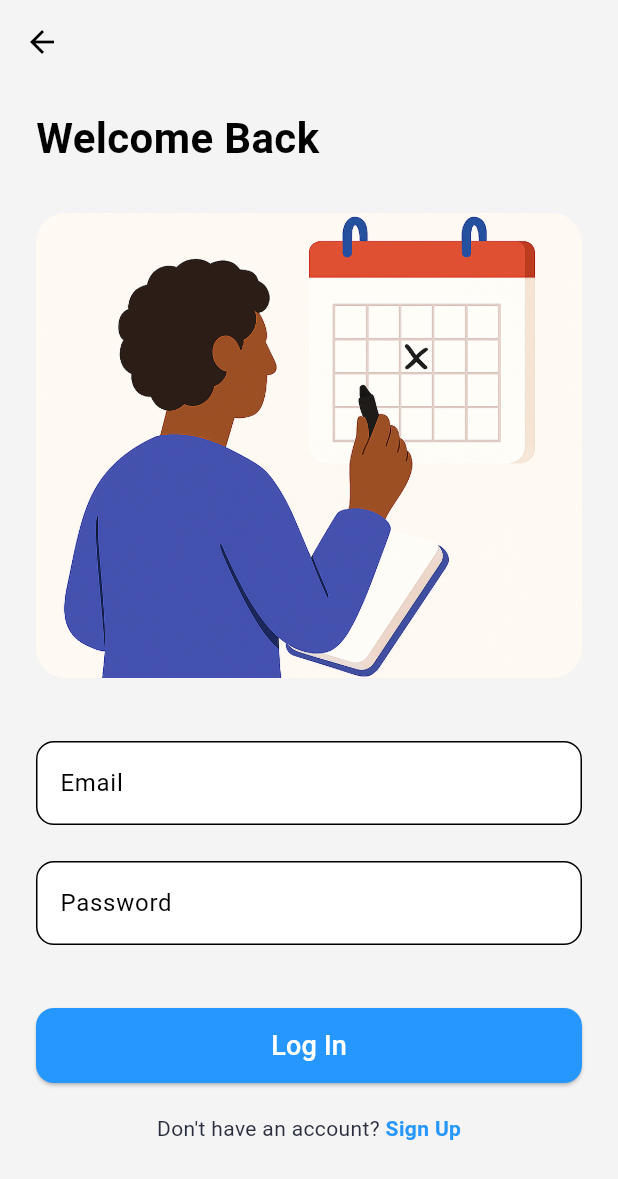
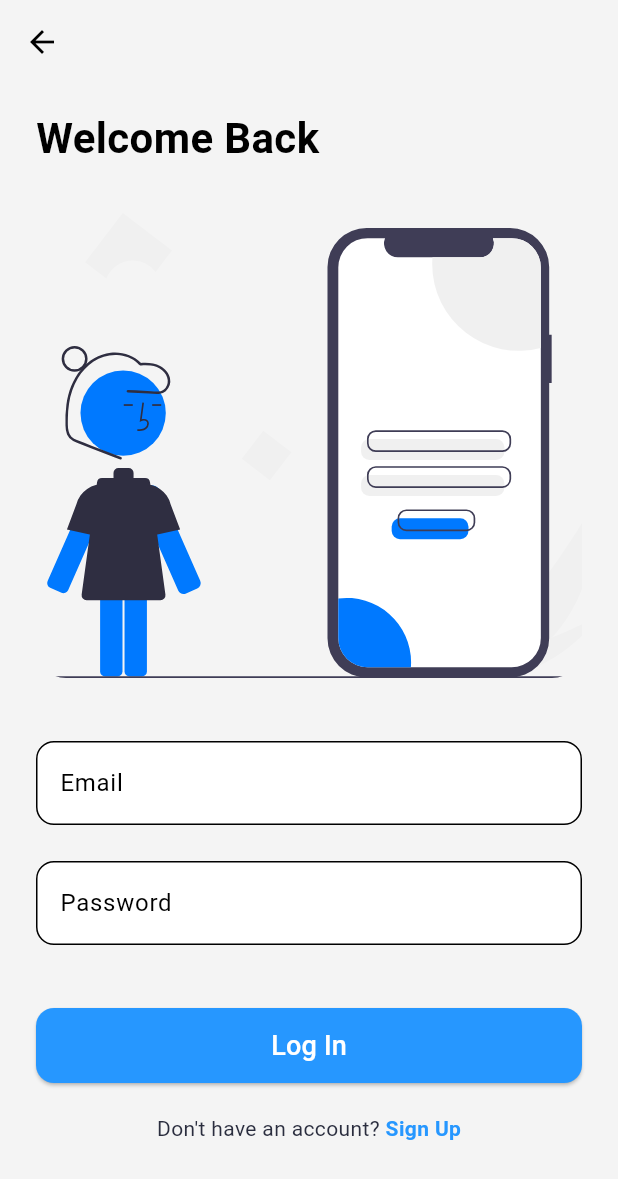
Before and after one commit to AhmadSerhall/Calendo, a Flutter app: the screen it shows after launch, after a tap on "Log in", on a phone screen of 412 x 824 dp. Shown: the top 1179 px of the screen. Run offline on Flutter 3.47's test engine with Material 3 defaults, Android fonts, the light colour scheme and no system bars; our stand-ins replace flutter_riverpod, flutter_svg, sizer, sqflite_common_ffi, toastification; missing offline and left inert: flexify; accounts and stored records are empty.

Commit message:
added svg and fixed ndk warning

```diff
--- a/lib/features/auth/presentation/pages/login_screen.dart
+++ b/lib/features/auth/presentation/pages/login_screen.dart
@@ -1,4 +1,5 @@
 import 'package:flutter/material.dart';
+import 'package:flutter_svg/flutter_svg.dart'; // ✅ Import this to use SVGs
 import 'signup_screen.dart';
 
 class LoginScreen extends StatefulWidget {
@@ -41,9 +42,7 @@ class _LoginScreenState extends State<LoginScreen>
           labelText: label,
           filled: true,
           fillColor: Colors.white,
-          border: OutlineInputBorder(
-            borderRadius: BorderRadius.circular(12),
-          ),
+          border: OutlineInputBorder(borderRadius: BorderRadius.circular(12)),
           focusedBorder: OutlineInputBorder(
             borderSide: const BorderSide(color: Color(0xFF2697FF), width: 2),
             borderRadius: BorderRadius.circular(12),
@@ -90,27 +89,36 @@ class _LoginScreenState extends State<LoginScreen>
                     ),
                   ),
                   const SizedBox(height: 30),
+
+                  // ✅ SVG Image
                   Container(
                     decoration: BoxDecoration(
                       borderRadius: BorderRadius.circular(20),
                     ),
                     clipBehavior: Clip.antiAlias,
-                    child: Image.asset(
-                      'assets/images/login.png',
+                    child: SvgPicture.asset(
+                      'assets/svg/login1.svg', // ✅ SVG loaded properly
                       fit: BoxFit.cover,
                       height: 310,
                       width: double.infinity,
                     ),
                   ),
+
                   const SizedBox(height: 30),
                   Form(
                     key: _formKey,
                     child: Column(
                       children: [
                         buildTextField(
-                            "Email", false, TextInputType.emailAddress),
+                          "Email",
+                          false,
+                          TextInputType.emailAddress,
+                        ),
                         buildTextField(
-                            "Password", true, TextInputType.visiblePassword),
+                          "Password",
+                          true,
+                          TextInputType.visiblePassword,
+                        ),
                         const SizedBox(height: 30),
                         SizedBox(
                           width: double.infinity,
@@ -124,23 +132,25 @@ class _LoginScreenState extends State<LoginScreen>
                             ),
                             onPressed: () {
                               if (_formKey.currentState!.validate()) {
-                                // TODO: Handle login logic
                                 ScaffoldMessenger.of(context).showSnackBar(
                                   const SnackBar(
-                                      content: Text("Logging in...")),
+                                    content: Text("Logging in..."),
+                                  ),
                                 );
                               }
                             },
                             child: const Text(
                               "Log In",
-                              style:
-                                  TextStyle(fontSize: 18, color: Colors.white),
+                              style: TextStyle(
+                                fontSize: 18,
+                                color: Colors.white,
+                              ),
                             ),
                           ),
                         ),
                         const SizedBox(height: 20),
 
-                        // 🔁 Already have an account?
+                        // 🔁 Sign up link
                         Row(
                           mainAxisAlignment: MainAxisAlignment.center,
                           children: [
@@ -163,10 +173,10 @@ class _LoginScreenState extends State<LoginScreen>
                               ),
                             ),
                           ],
-                        )
+                        ),
                       ],
                     ),
-                  )
+                  ),
                 ],
               ),
             ),
--- a/lib/features/auth/presentation/pages/signup_screen.dart
+++ b/lib/features/auth/presentation/pages/signup_screen.dart
@@ -41,8 +41,12 @@ class _SignUpScreenState extends State<SignUpScreen>
     super.dispose();
   }
 
-  Widget buildTextField(String label, bool isPassword, TextInputType type,
-      TextEditingController controller) {
+  Widget buildTextField(
+    String label,
+    bool isPassword,
+    TextInputType type,
+    TextEditingController controller,
+  ) {
     return Padding(
       padding: const EdgeInsets.symmetric(vertical: 10.0),
       child: TextFormField(
@@ -53,9 +57,7 @@ class _SignUpScreenState extends State<SignUpScreen>
           labelText: label,
           filled: true,
           fillColor: Colors.white,
-          border: OutlineInputBorder(
-            borderRadius: BorderRadius.circular(12),
-          ),
+          border: OutlineInputBorder(borderRadius: BorderRadius.circular(12)),
           focusedBorder: OutlineInputBorder(
             borderSide: const BorderSide(color: Color(0xFF2697FF), width: 2),
             borderRadius: BorderRadius.circular(12),
@@ -100,9 +102,9 @@ class _SignUpScreenState extends State<SignUpScreen>
                     ),
                     clipBehavior: Clip.antiAlias,
                     child: Image.asset(
-                      'assets/images/signup.png',
+                      'assets/svg/signup.webp',
                       fit: BoxFit.cover,
-                      height: 310,
+                      height: 350,
                       width: double.infinity,
                     ),
                   ),
@@ -111,12 +113,24 @@ class _SignUpScreenState extends State<SignUpScreen>
                     key: _formKey,
                     child: Column(
                       children: [
-                        buildTextField("Full Name", false, TextInputType.name,
-                            _nameController),
-                        buildTextField("Email", false,
-                            TextInputType.emailAddress, _emailController),
-                        buildTextField("Password", true,
-                            TextInputType.visiblePassword, _passwordController),
+                        buildTextField(
+                          "Full Name",
+                          false,
+                          TextInputType.name,
+                          _nameController,
+                        ),
+                        buildTextField(
+                          "Email",
+                          false,
+                          TextInputType.emailAddress,
+                          _emailController,
+                        ),
+                        buildTextField(
+                          "Password",
+                          true,
+                          TextInputType.visiblePassword,
+                          _passwordController,
+                        ),
                         const SizedBox(height: 30),
 
                         // 🔐 Firebase Sign Up
@@ -193,7 +207,7 @@ class _SignUpScreenState extends State<SignUpScreen>
                               ),
                             ),
                           ],
-                        )
+                        ),
                       ],
                     ),
                   ),
--- a/pubspec.yaml
+++ b/pubspec.yaml
@@ -10,6 +10,7 @@ dependencies:
   flutter:
     sdk: flutter
   intl: ^0.20.1
+
 
   # ✅ Firebase packages removed
   # firebase_core: ^2.25.4
```
Also changed, not shown: lib/features/auth/presentation/components/textField/custom_text_field.dart (added, +44 -0 lines), assets/svg/login.svg (added), assets/svg/login1.svg (added), assets/svg/signup.webp (added), lib/firebase_options.dart, pubspec.lock, 5 other files.
